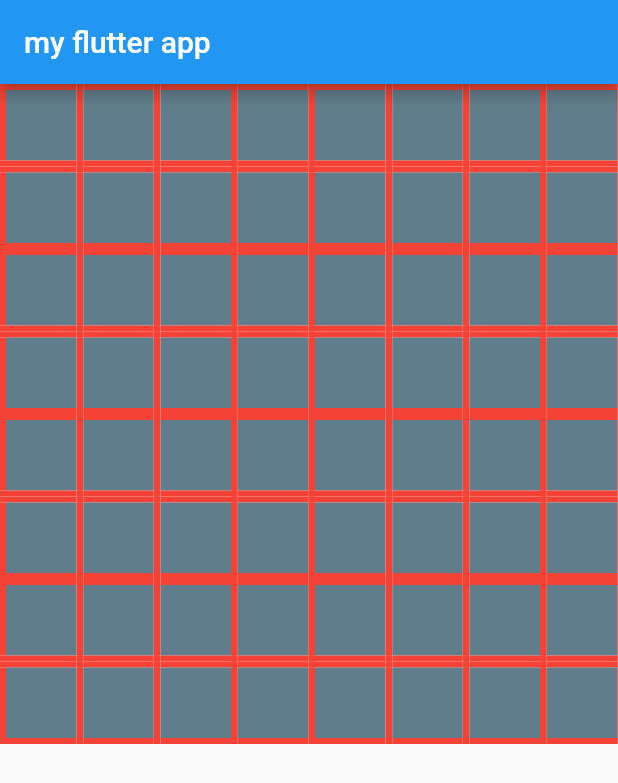
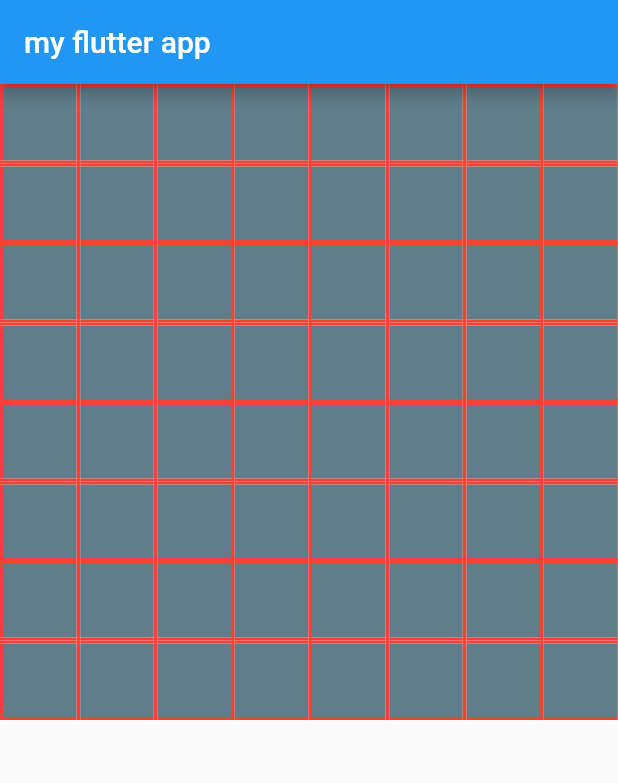
Before and after one commit to corymalcolmtaylor/game_maze, a Flutter app: the screen it shows after launch, on a phone screen of 412 x 824 dp. Shown: the top 783 px of the screen. Run offline on Flutter 3.47's test engine with Material 2 defaults, Android fonts, the phone set to English and light mode, and no system bars.

```diff
--- a/lib/main.dart
+++ b/lib/main.dart
@@ -36,17 +36,20 @@ class MyApp extends StatelessWidget {
 
 class MazeRoom extends StatelessWidget {
   final Maze maze;
-  var maxWidth;
 
   MazeRoom(this.maze);
-  Widget makeRoom(String name, IconData icon) {
+  Widget makeRoom(String name, IconData icon, double maxWidth) {
     /*  get right sizes */
     // MediaQuery.of(context)
 
-    var wallThickness = 4.0;
-    var roomLength = ((maxWidth - (4 * (maze.maxRow + 1))) / maze.maxRow);
+    var wallThickness = 2.0;
+    var roomLength =
+        ((maxWidth.floor() - (2 * (maze.maxRow + 1))) / maze.maxRow)
+            .floor()
+            .toDouble();
     var wallColor = Colors.red;
     var floorColor = Colors.blueGrey;
+    print(' roomlength is $roomLength');
 
     return Table(columnWidths: {
       0: FixedColumnWidth(wallThickness),
@@ -158,7 +161,7 @@ class MazeRoom extends StatelessWidget {
 
   @override
   Widget build(BuildContext context) {
-    maxWidth = MediaQuery.of(context).size.width;
+    var maxWidth = MediaQuery.of(context).size.width;
 
     if (maxWidth > MediaQuery.of(context).size.height) {
       maxWidth = MediaQuery.of(context).size.height;
@@ -173,7 +176,8 @@ class MazeRoom extends StatelessWidget {
                 .map(
                   (el) => makeRoom(
                       el.value.x.toString() + '_' + el.value.y.toString(),
-                      Icons.adb),
+                      Icons.adb,
+                      maxWidth),
                 )
                 .toList(),
           ),
```
